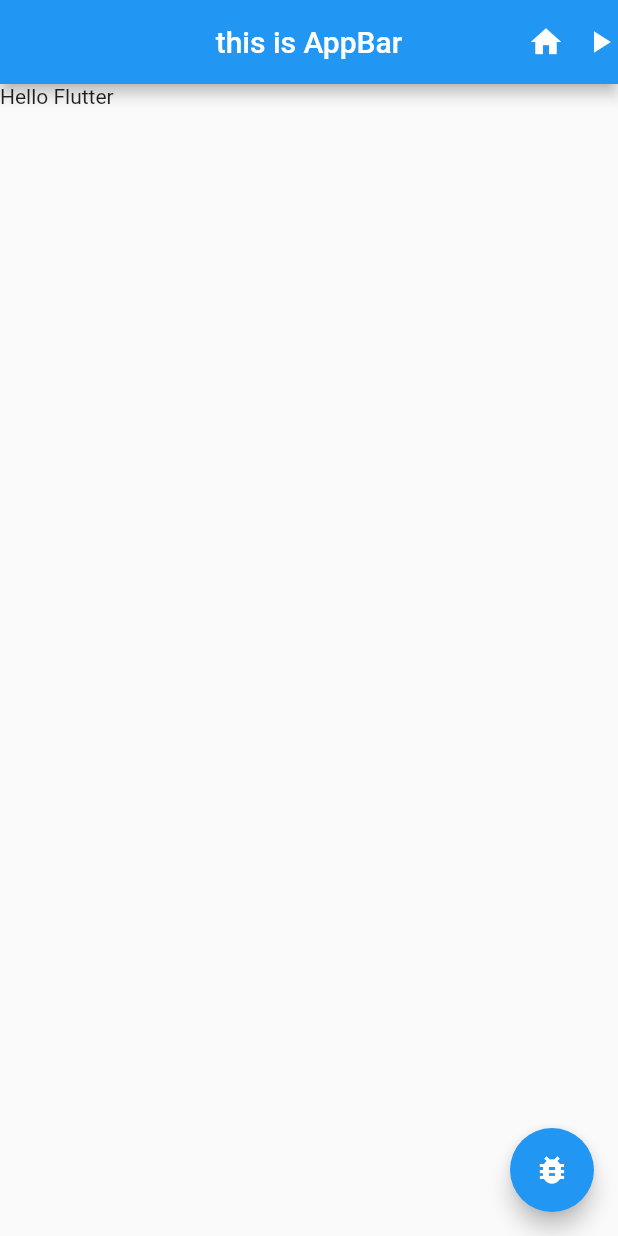
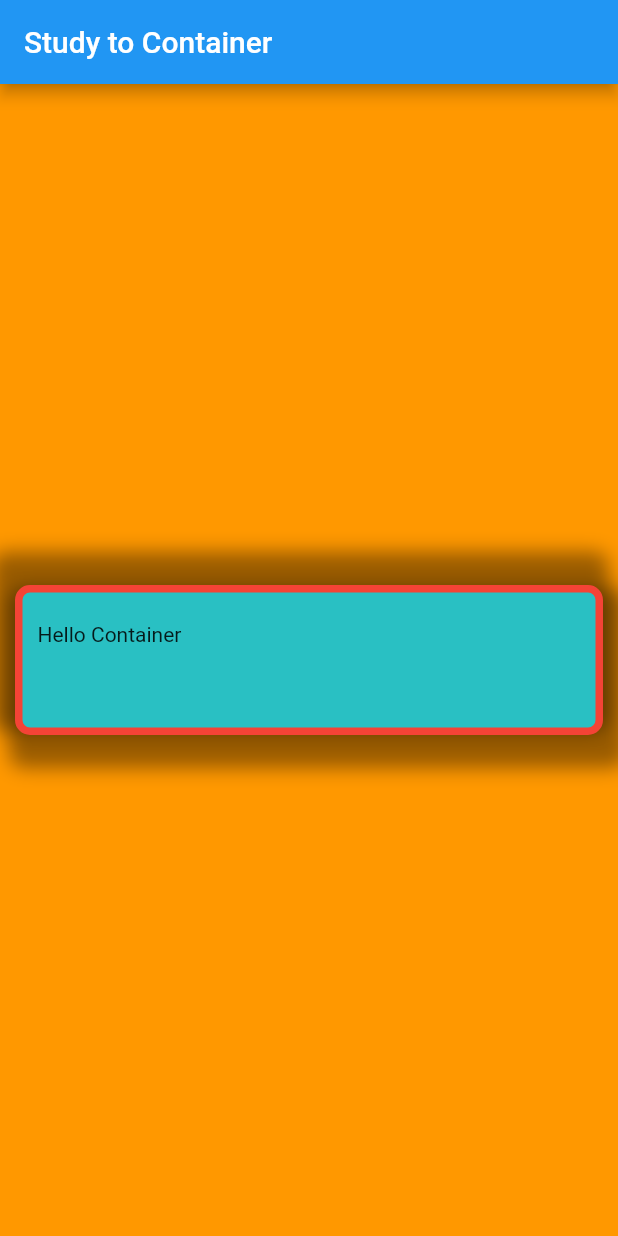
Before and after one commit to jkyoon-dev/flutter_basic, a Flutter app: the screen it shows after launch, on a phone screen of 412 x 824 dp. Run offline on Flutter 3.47's test engine with Material 2 defaults, Android fonts, the phone set to English and light mode, and no system bars.

Commit message:
컨테이너 속성 정리

```diff
--- a/lib/main.dart
+++ b/lib/main.dart
@@ -5,33 +5,53 @@ void main() {
     MaterialApp(
       home: Scaffold(
         appBar: AppBar(
-          actions: [
-            IconButton(
-              icon: Icon(Icons.home),
-              onPressed: () {
-                print('tab');
-              },
-            ),
-            Icon(Icons.play_arrow),
-          ],
-          centerTitle: true,
-          title: Text('this is AppBar'),
+          title: Text('Study to Container'),
         ),
-        body: TestWidget(),
-        floatingActionButton: FloatingActionButton(
-          child: Icon(Icons.bug_report),
-          onPressed: () => print('Tab FAB!'),
-        ),
+        body: CustomContainer(),
       ),
     ),
   );
 }
 
-class TestWidget extends StatelessWidget {
-  const TestWidget({super.key});
+class CustomContainer extends StatelessWidget {
+  const CustomContainer({super.key});
 
   @override
   Widget build(BuildContext context) {
-    return Text('Hello Flutter');
+    return Container(
+      color: Colors.orange,
+      child: Center(
+        child: Container(
+          width: double.infinity,
+          height: 100,
+          // color: Color.fromARGB(255, 41, 192, 195),
+          padding: EdgeInsets.fromLTRB(10, 20, 30, 40),
+          margin: EdgeInsets.symmetric(vertical: 12, horizontal: 10),
+
+          /// BoxDecoration 선언했을경우 파라미터 안에 컬러로 이동
+          decoration: BoxDecoration(
+            color: Color.fromARGB(255, 41, 192, 195),
+            border: Border.all(
+                color: Colors.red, width: 5, style: BorderStyle.solid),
+            borderRadius: BorderRadius.circular(10),
+            boxShadow: [
+              BoxShadow(
+                color: Colors.black.withOpacity(0.4),
+                offset: Offset(6, 12),
+                blurRadius: 10,
+                spreadRadius: 10,
+              ),
+              BoxShadow(
+                color: Colors.black.withOpacity(0.4),
+                offset: Offset(-6, -12),
+                blurRadius: 10,
+                spreadRadius: 10,
+              ),
+            ],
+          ),
+          child: Text('Hello Container'),
+        ),
+      ),
+    );
   }
 }
```
